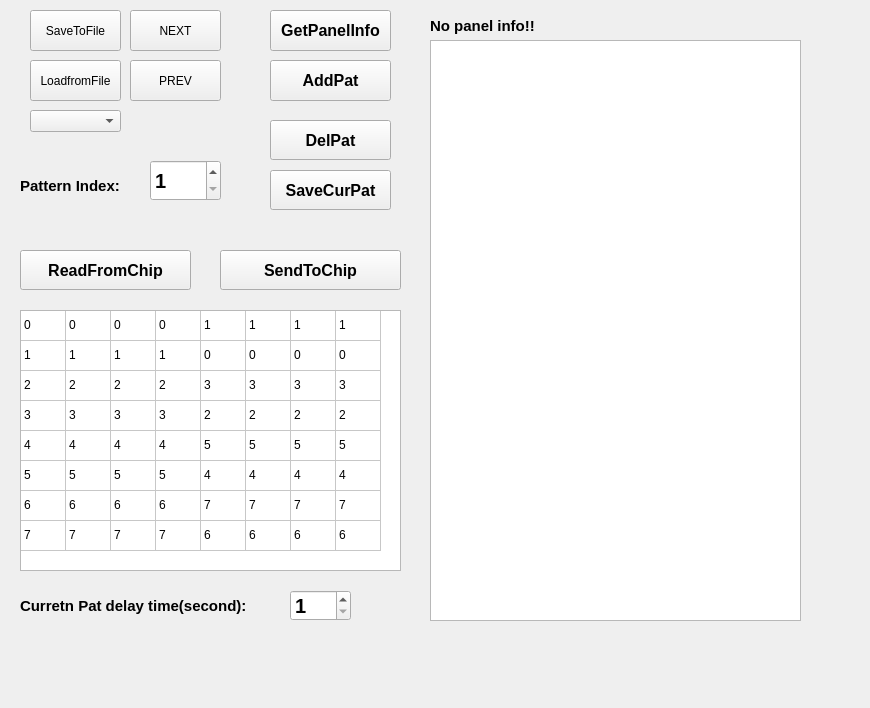
First picture: the form in twoFirst01/DimmingDebugger_Readback_SX7/TestPattern_res.ui, repository hooloong/gitpython, before the edit.
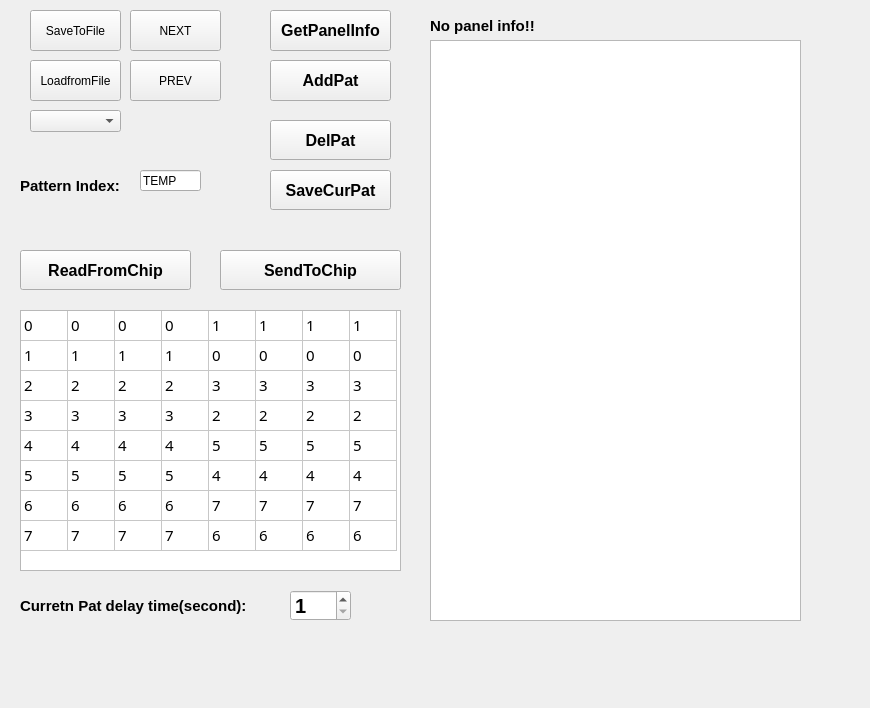
Second picture: the form after the edit.

Commit message: updated the pats info.

Patch:
```diff
--- a/twoFirst01/DimmingDebugger_Readback_SX7/TestPattern_res.ui
+++ b/twoFirst01/DimmingDebugger_Readback_SX7/TestPattern_res.ui
@@ -33,35 +33,6 @@
     <string>AddPat</string>
    </property>
   </widget>
-  <widget class="QSpinBox" name="spinBox_patselect">
-   <property name="enabled">
-    <bool>true</bool>
-   </property>
-   <property name="geometry">
-    <rect>
-     <x>150</x>
-     <y>160</y>
-     <width>71</width>
-     <height>41</height>
-    </rect>
-   </property>
-   <property name="font">
-    <font>
-     <pointsize>15</pointsize>
-     <weight>75</weight>
-     <bold>true</bold>
-    </font>
-   </property>
-   <property name="minimum">
-    <number>1</number>
-   </property>
-   <property name="maximum">
-    <number>100</number>
-   </property>
-   <property name="value">
-    <number>1</number>
-   </property>
-  </widget>
   <widget class="QPushButton" name="pushButton_savepatToFile">
    <property name="enabled">
     <bool>true</bool>
@@ -324,6 +295,26 @@
      <height>261</height>
     </rect>
    </property>
+   <property name="font">
+    <font>
+     <family>Arial Black</family>
+     <pointsize>11</pointsize>
+     <weight>50</weight>
+     <bold>false</bold>
+    </font>
+   </property>
+   <property name="layoutDirection">
+    <enum>Qt::LeftToRight</enum>
+   </property>
+   <property name="autoFillBackground">
+    <bool>false</bool>
+   </property>
+   <property name="locale">
+    <locale language="English" country="UnitedStates"/>
+   </property>
+   <property name="inputMethodHints">
+    <set>Qt::ImhDigitsOnly|Qt::ImhNoAutoUppercase|Qt::ImhUppercaseOnly</set>
+   </property>
    <property name="rowCount">
     <number>8</number>
    </property>
@@ -702,6 +693,22 @@
     <string>No panel info!!</string>
    </property>
   </widget>
+  <widget class="QLineEdit" name="lineEdit_index">
+   <property name="geometry">
+    <rect>
+     <x>140</x>
+     <y>170</y>
+     <width>61</width>
+     <height>21</height>
+    </rect>
+   </property>
+   <property name="text">
+    <string>TEMP</string>
+   </property>
+   <property name="readOnly">
+    <bool>true</bool>
+   </property>
+  </widget>
  </widget>
  <resources/>
  <connections/>
```
The commit also changes 1 other file.
